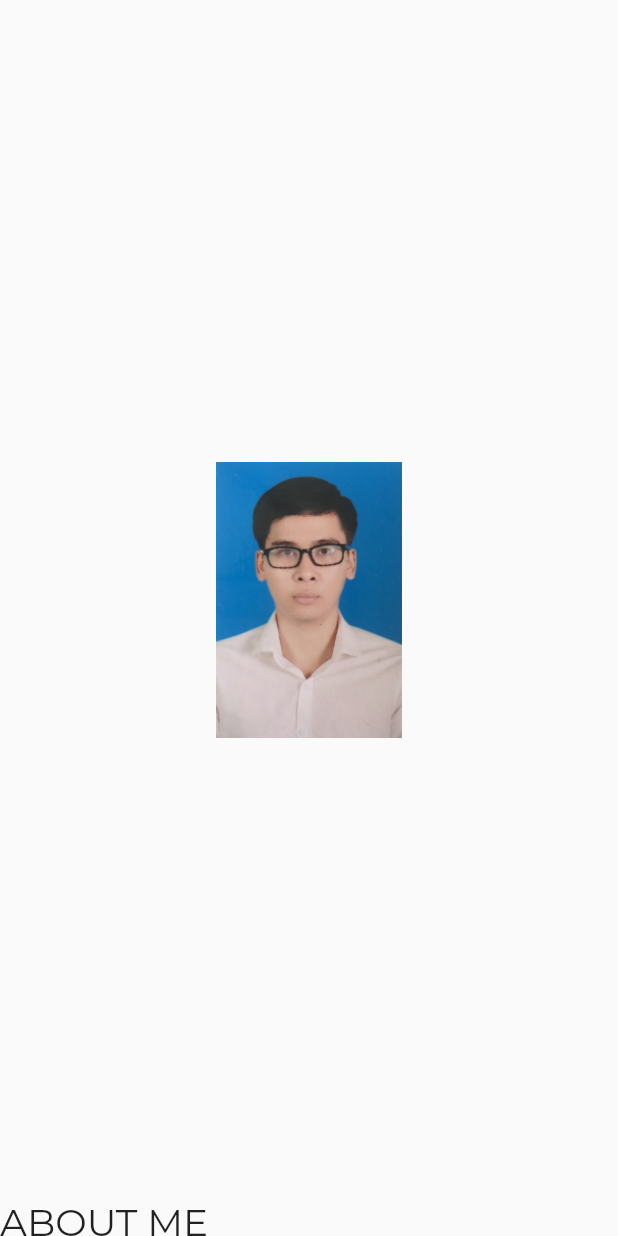
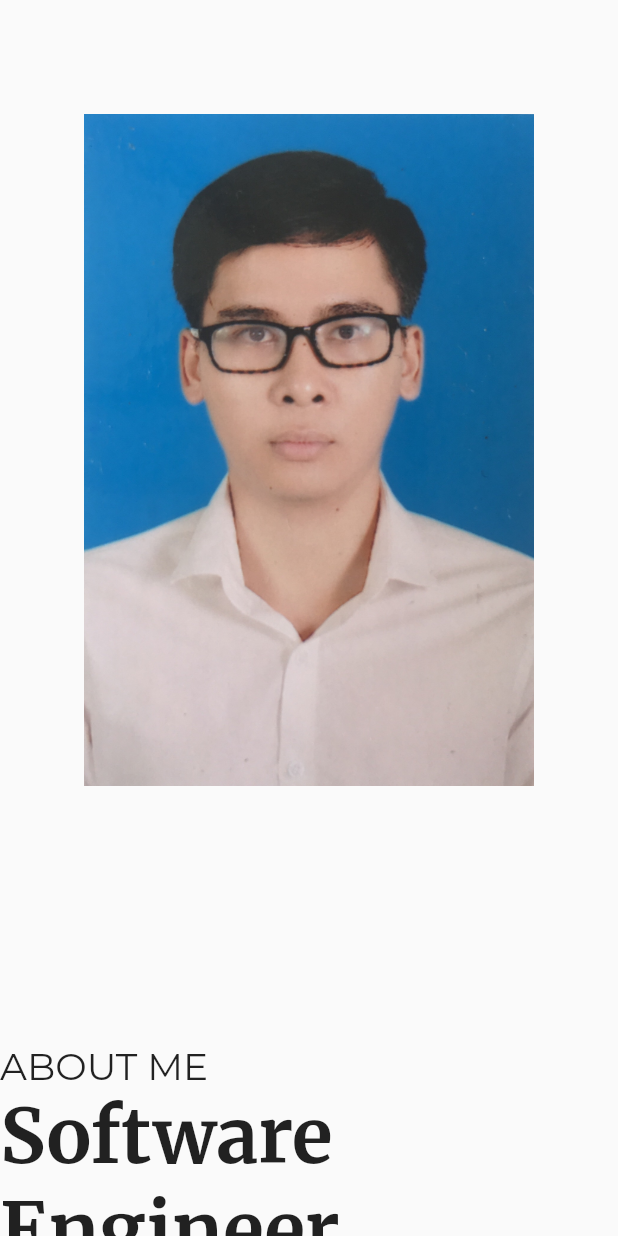
Before and after one commit to lhthang/my_portforlio, a Flutter app: the About widget shown alone on an empty page, opened directly, on a phone screen of 412 x 824 dp. Run offline on Flutter 3.47's test engine with Material 2 defaults, Android fonts, the phone set to English and light mode, and no system bars; drawn by our look-alikes of auto_animated; our stand-ins replace animated_text_kit, google_fonts, responsive_grid; missing offline and left inert: dart:html, scroll_to_id.

Commit message:
use responsive grid

```diff
--- a/lib/about/About.dart
+++ b/lib/about/About.dart
@@ -4,6 +4,7 @@ import 'package:google_fonts/google_fonts.dart';
 import 'package:my_portfolio/OrientationSwitcher.dart';
 import 'package:my_portfolio/utils/constant.dart';
 import 'package:my_portfolio/utils/functions.dart';
+import 'package:responsive_grid/responsive_grid.dart';
 
 class About extends StatefulWidget {
   @override
@@ -46,21 +47,27 @@ class _AboutState extends State<About> {
     bool isPortrait =
         MediaQuery.of(context).orientation == Orientation.portrait;
     return Container(
-        constraints: BoxConstraints(maxWidth: width, maxHeight: height),
-        child: OrientationSwitcher(
+        constraints: BoxConstraints(maxWidth: width),
+        child: ResponsiveGridRow(
           children: [
-            Container(
-                constraints: BoxConstraints(maxWidth: 600, maxHeight: 800),
+            ResponsiveGridCol(
+              md: 4,
+              xs: 12,
+              child: Container(
+                  height: 600,
                   child: Center(
                     child: Image(
-                    width: width / 5,
+                      width: 300,
                       fit: BoxFit.contain,
                       image: AssetImage("images/avt.jpeg"),
                     ),
                   )),
-            Flexible(
-              fit: FlexFit.loose,
+            ),
+            ResponsiveGridCol(
+              md: 8,
+              xs: 12,
               child: Container(
+                height: 600,
                 child: AnimateIfVisible(
                   key: Key("about"),
                   duration: Duration(seconds: 1),
@@ -71,10 +78,8 @@ class _AboutState extends State<About> {
                         end: 1,
                       ).animate(animation),
                       child: Column(
-                        mainAxisSize: MainAxisSize.min,
-                        mainAxisAlignment: isPortrait
-                            ? MainAxisAlignment.start
-                            : MainAxisAlignment.center,
+                        mainAxisSize: MainAxisSize.max,
+                        mainAxisAlignment: MainAxisAlignment.center,
                         crossAxisAlignment: CrossAxisAlignment.start,
                         children: [
                           Text(
--- a/pubspec.yaml
+++ b/pubspec.yaml
@@ -33,6 +33,8 @@ dependencies:
   google_fonts: ^2.0.0
   file_saver: ^0.0.6
   auto_animated: ^3.0.0
+  responsive_grid: ^2.0.0
+  responsive_framework: ^0.1.0
 
 dev_dependencies:
   flutter_test:
```
Also changed, not shown: pubspec.lock. Lines whose indentation alone changed are shown as unchanged.
